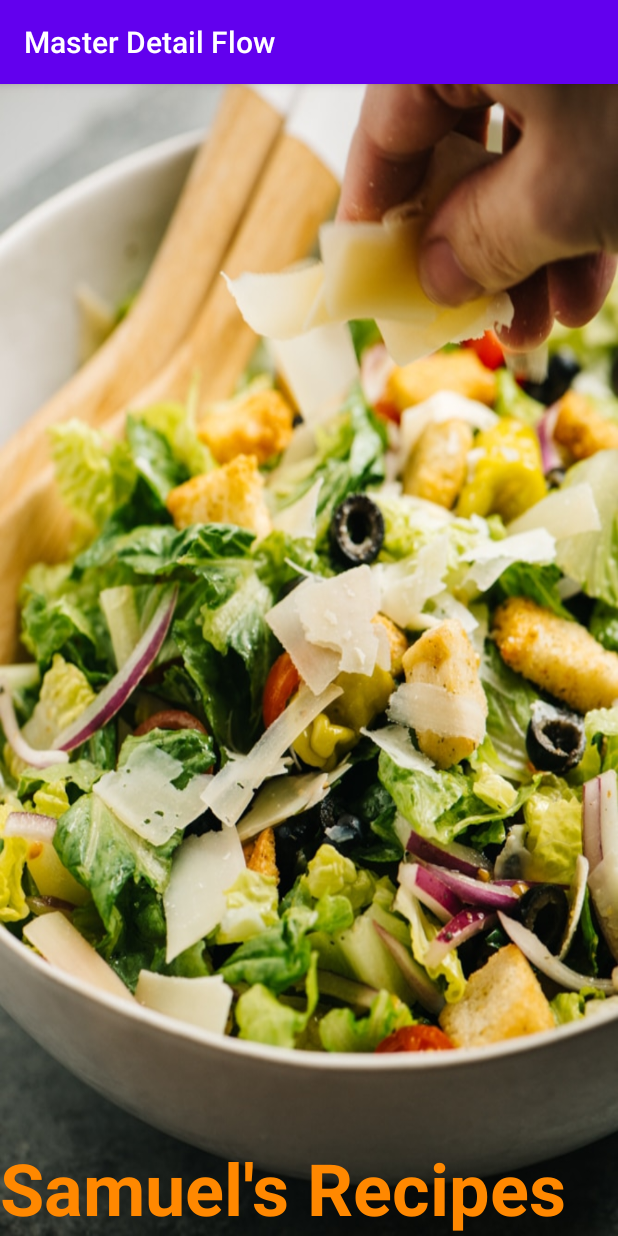
After one commit to samuel-c/CPS731_RecyclerView_A4, an Android app: the Splash screen opened directly, with no data from a screen before it, on a phone screen of 412 x 824 dp. The commit adds this screen. Run offline under Robolectric (Android 15) with nearby library versions, the phone set to English and light mode, and no system bars.

Commit message:
Starting Screen & Audio implemented

```diff
--- /dev/null
+++ b/app/src/main/java/com/example/recycleviewwords/Splash.java
@@ -0,0 +1,35 @@
+package com.example.recycleviewwords;
+
+import androidx.appcompat.app.AppCompatActivity;
+
+import android.content.Intent;
+import android.media.MediaPlayer;
+import android.os.Bundle;
+
+import java.util.Timer;
+import java.util.TimerTask;
+
+public class Splash extends AppCompatActivity {
+
+    MediaPlayer media;
+
+    @Override
+    protected void onCreate(Bundle savedInstanceState) {
+        super.onCreate(savedInstanceState);
+        setContentView(R.layout.activity_splash);
+
+        media = new MediaPlayer();
+        media = MediaPlayer.create(this, R.raw.intro);
+        media.start();
+        TimerTask task=new TimerTask() {
+            @Override
+            public void run() {
+                finish();
+                media.stop();
+                startActivity(new Intent(Splash.this, RecipeListActivity.class));
+            }
+        };
+        Timer oppening= new Timer();
+        oppening.schedule(task,5000);
+    }
+}
--- /dev/null
+++ b/app/src/main/res/layout/activity_splash.xml
@@ -0,0 +1,25 @@
+<?xml version="1.0" encoding="utf-8"?>
+<androidx.constraintlayout.widget.ConstraintLayout xmlns:android="http://schemas.android.com/apk/res/android"
+    xmlns:app="http://schemas.android.com/apk/res-auto"
+    xmlns:tools="http://schemas.android.com/tools"
+    android:layout_width="match_parent"
+    android:layout_height="match_parent"
+    tools:context=".Splash">
+
+    <TextView
+        android:id="@+id/textView"
+        android:layout_width="wrap_content"
+        android:layout_height="wrap_content"
+        android:background="@drawable/salad"
+        android:gravity="bottom"
+        android:text="Samuel's Recipes"
+        android:textColor="@android:color/holo_orange_dark"
+        android:textSize="48sp"
+        android:textStyle="bold"
+        app:layout_constraintBottom_toBottomOf="parent"
+        app:layout_constraintEnd_toEndOf="parent"
+        app:layout_constraintHorizontal_bias="0.457"
+        app:layout_constraintStart_toStartOf="parent"
+        app:layout_constraintTop_toTopOf="parent"
+        app:layout_constraintVertical_bias="0.446" />
+</androidx.constraintlayout.widget.ConstraintLayout>
```
Also changed, not shown: app/src/main/AndroidManifest.xml (+8 -17 lines), app/src/main/java/com/example/recycleviewwords/GalleryActivity.java (+0 -7 lines), app/src/main/java/com/example/recycleviewwords/MainActivity.java (deleted, +0 -115 lines), app/src/main/java/com/example/recycleviewwords/RecipeDetailActivity.java (deleted, +0 -88 lines), app/src/main/java/com/example/recycleviewwords/RecipeDetailFragment.java (+0 -11 lines), app/src/main/res/layout/activity_recipe_detail.xml (deleted, +0 -54 lines), 1 other file.
